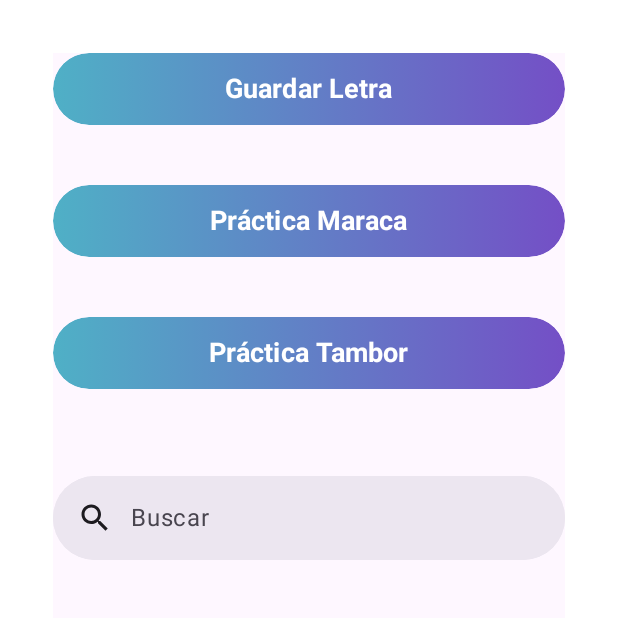
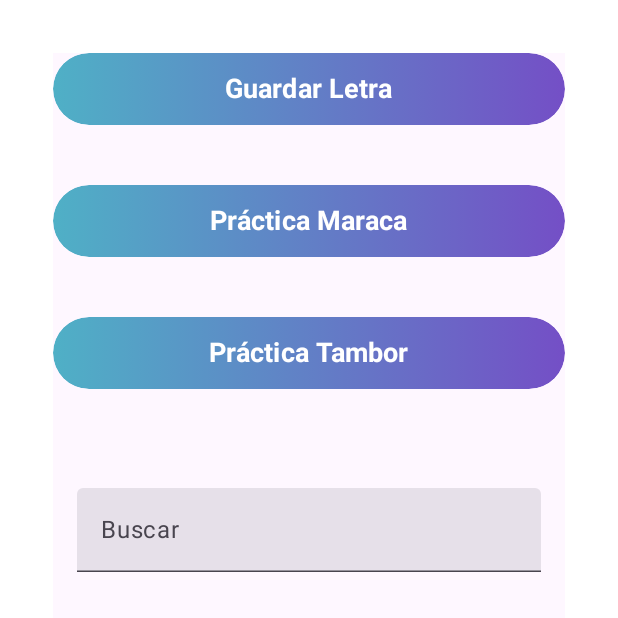
Before and after one commit to TheB0x/asab_app, an Android app built with Jetpack Compose: the SaveFormView screen opened through its navigation route, after a tap on "Regresar", on a phone screen of 412 x 824 dp, the top half of it. Run offline under Robolectric (Android 15) with nearby library versions, the light colour scheme and no system bars; our stand-ins replace Firebase (no records; nobody signed in at launch, a user with empty details on screens opened directly).

Commit message:
Added search song function

```diff
--- a/app/src/main/java/com/componentes/asab_app/components/AppComponents.kt
+++ b/app/src/main/java/com/componentes/asab_app/components/AppComponents.kt
@@ -1,8 +1,11 @@
 package com.componentes.asab_app.components
 
+import android.widget.Toast
 import androidx.compose.foundation.background
 import androidx.compose.foundation.clickable
 import androidx.compose.foundation.layout.*
+import androidx.compose.foundation.lazy.LazyColumn
+import androidx.compose.foundation.lazy.items
 import androidx.compose.foundation.shape.RoundedCornerShape
 import androidx.compose.material.icons.Icons
 import androidx.compose.material.icons.filled.Clear
@@ -15,7 +18,9 @@ import androidx.compose.ui.Alignment
 import androidx.compose.ui.Modifier
 import androidx.compose.ui.graphics.Brush
 import androidx.compose.ui.graphics.Color
+import androidx.compose.ui.platform.LocalContext
 import androidx.compose.ui.text.font.FontWeight
+import androidx.compose.ui.text.input.TextFieldValue
 import androidx.compose.ui.unit.dp
 import androidx.compose.ui.unit.sp
 import androidx.navigation.NavController
@@ -31,11 +36,17 @@ import com.google.firebase.firestore.firestore
 import kotlinx.coroutines.ExperimentalCoroutinesApi
 import kotlinx.coroutines.flow.Flow
 import kotlinx.coroutines.flow.flow
-import kotlinx.coroutines.tasks.await
+import androidx.compose.foundation.clickable
 
 
 @Composable
 fun ButtonNavComponent(value: String, navController: NavController, route: String){
+
+    val data = remember { mutableStateListOf<String>() }
+    LaunchedEffect(Unit) {
+        SongCTO().getDataFromFirestore(data)
+    }
+
     Button(
         onClick = {
             navController.navigate(route = route ){
@@ -101,14 +112,10 @@ fun ButtonSaveComponent(value: String, navController: NavController, onClick: ()
 
 //Search Field without conection to database//
 
-@OptIn(ExperimentalMaterial3Api::class)
 @Composable
 fun SearchComponent(){
+    /*
 
-    val data = remember { mutableStateListOf<String>() }
-    LaunchedEffect(Unit) {
-        SongCTO().getDataFromFirestore(data)
-    }
 
     var text by remember { mutableStateOf("") }
     var active by remember { mutableStateOf(false) }
@@ -117,50 +124,61 @@ fun SearchComponent(){
         data
     }
 
-    SearchBar(
-        modifier = Modifier.fillMaxWidth(),
-        query = text,
-        onQueryChange = {
-            text = it
-        },
-        onSearch = {
-            items.add(text)
-            active = false
-            text = ""
-        },
-        active = active,
-        onActiveChange = {
-            active = it
-        },
-        placeholder = {
-            Text(text = "Buscar")
-        },
-        leadingIcon = {
-            Icon(imageVector = Icons.Default.Search, contentDescription = "Search Icon")
-        },
-        trailingIcon = {
-            if (active) {
-                Icon(
-                    modifier = Modifier.clickable {
-                        if (text.isNotEmpty()){
-                            text = ""
-                        }else{
-                            active = false
-                        }
-                    },
-                    imageVector = Icons.Default.Clear,
-                    contentDescription = "Close Icon")
-            }
-        }
-    ){
-        items.forEach{
-            Row(modifier = Modifier.padding(14.dp)) {
-                Icon(
-                    modifier = Modifier.padding(end = 10.dp),
-                    imageVector = Icons.Default.History,
-                    contentDescription = "History Icon")
-                Text(text = it)
+ */
+    val context = LocalContext.current
+    val data = remember { mutableStateListOf<String>() }
+    LaunchedEffect(Unit) {
+        SongCTO().getDataFromFirestore(data)
+    }
+
+    SearchableTextField(data) { itemName ->
+
+        // Aqui se puede incorporar la lógica para la vista del detalle de la canción
+        Toast.makeText(context, itemName,Toast.LENGTH_SHORT).show()
+    }
+}
+
+@Composable
+fun SearchableTextField(data: List<String>, onItemClick: (String) -> Unit) {
+    var searchText by remember { mutableStateOf(TextFieldValue()) }
+    var searchResults by remember { mutableStateOf(data) } // Inicialmente muestra todos los datos
+
+    Column {
+        TextField(
+            value = searchText,
+            onValueChange = {
+                searchText = it
+                searchResults = filterData(data, it.text)
+            },
+            label = { Text("Buscar") },
+            modifier = Modifier
+                .padding(16.dp)
+                .fillMaxWidth()
+        )
+
+        Spacer(modifier = Modifier.height(16.dp))
+
+        LazyColumn {
+            items(searchResults) { item ->
+                Text(
+                    text = item,
+                    modifier = Modifier
+                        .padding(16.dp)
+                        .clickable { onItemClick(item) }
+                )
             }
         }
     }
+
+    DisposableEffect(Unit) {
+        onDispose { }
+    }
 }
+
+fun filterData(data: List<String>, query: String): List<String> {
+    return if (query.isEmpty()) {
+        data // Si la consulta está vacía, devuelve todos los datos
+    } else {
+        data.filter { it.contains(query, ignoreCase = true) }
+    }
+}
```
